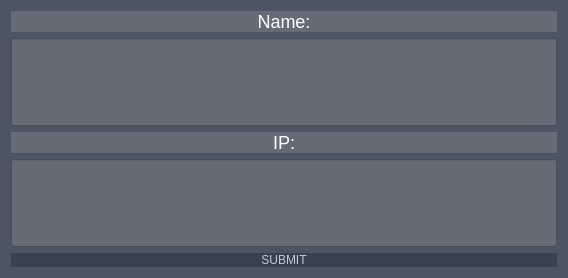
adsfasdfdsf/client, file registrationmodal.ui: the form before one commit.
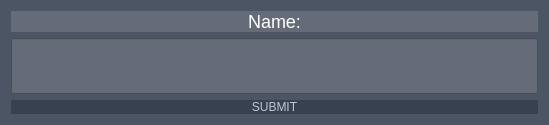
The form after the commit.

The edit to the form file:
```diff
--- a/registrationmodal.ui
+++ b/registrationmodal.ui
@@ -6,8 +6,8 @@
    <rect>
     <x>0</x>
     <y>0</y>
-    <width>568</width>
-    <height>278</height>
+    <width>549</width>
+    <height>125</height>
    </rect>
   </property>
   <property name="windowTitle">
@@ -60,47 +60,6 @@
      </property>
     </widget>
    </item>
-   <item>
-    <widget class="QLabel" name="label">
-     <property name="sizePolicy">
-      <sizepolicy hsizetype="Preferred" vsizetype="Maximum">
-       <horstretch>0</horstretch>
-       <verstretch>0</verstretch>
-      </sizepolicy>
-     </property>
-     <property name="styleSheet">
-      <string notr="true">QLabel{
-	
-	font-size: 18px;
-	font-family: 'verdana', sans-serif;
-	background: #656c78;
-	color: white;
-}</string>
-     </property>
-     <property name="text">
-      <string>IP:</string>
-     </property>
-     <property name="alignment">
-      <set>Qt::AlignCenter</set>
-     </property>
-    </widget>
-   </item>
-   <item>
-    <widget class="QLineEdit" name="ipInput">
-     <property name="sizePolicy">
-      <sizepolicy hsizetype="Expanding" vsizetype="Expanding">
-       <horstretch>0</horstretch>
-       <verstretch>0</verstretch>
-      </sizepolicy>
-     </property>
-     <property name="styleSheet">
-      <string notr="true">QLineEdit{
-	background: #656c78;
-	color: white;
-}</string>
-     </property>
-    </widget>
-   </item>
    <item>
     <widget class="QPushButton" name="accept">
      <property name="styleSheet">
```
